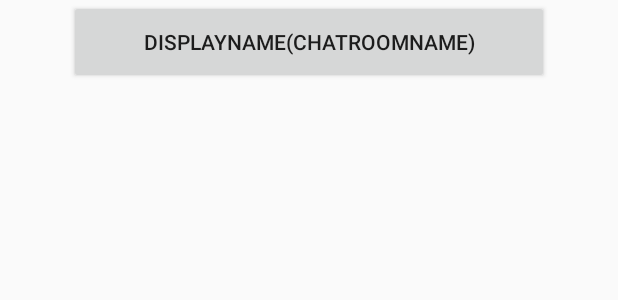
After one commit to Hieuvphan/Hugbundarverkefni2_Android, an Android app: the layout chatroom_list_item.xml on its own in the app's theme, with its tools: preview values and no code run, on a phone screen of 412 x 824 dp. The commit adds this screen. Shown: the top 300 px of the screen. Run offline under Robolectric (Android 15) with nearby library versions, the phone set to English and light mode, and no system bars; network calls fail.

Commit message:
view my chatrooms virkni

```diff
--- a/VeryWowChat/app/src/main/AndroidManifest.xml
+++ b/VeryWowChat/app/src/main/AndroidManifest.xml
@@ -30,6 +30,7 @@
         <activity android:name=".HomeActivity" />
         <activity android:name=".CreateChatroomActivity" />
         <activity android:name=".ChatroomInviteActivity" />
+        <activity android:name=".MyChatroomsActivity" />
     </application>
 
 </manifest>
--- a/VeryWowChat/app/src/main/res/layout/activity_chat_room_message.xml
+++ b/VeryWowChat/app/src/main/res/layout/activity_chat_room_message.xml
@@ -63,4 +63,4 @@
             android:focusable="true" />
 
     </LinearLayout>
-</android.support.constraint.ConstraintLayout>
+    </android.support.constraint.ConstraintLayout>
--- /dev/null
+++ b/VeryWowChat/app/src/main/res/layout/chatroom_list_item.xml
@@ -0,0 +1,22 @@
+<?xml version="1.0" encoding="utf-8"?>
+<android.support.constraint.ConstraintLayout
+    xmlns:android="http://schemas.android.com/apk/res/android"
+    xmlns:app="http://schemas.android.com/apk/res-auto"
+    xmlns:tools="http://schemas.android.com/tools"
+    android:layout_width="match_parent"
+    android:layout_height="wrap_content">
+
+    <Button
+        android:id="@+id/btn_manage_chatroom"
+        android:layout_width="320dp"
+        android:layout_height="56dp"
+        android:layout_marginStart="8dp"
+        android:layout_marginLeft="8dp"
+        android:layout_marginEnd="8dp"
+        android:layout_marginRight="8dp"
+        android:text="DisplayName(ChatroomName)"
+        app:layout_constraintEnd_toEndOf="parent"
+        app:layout_constraintStart_toStartOf="parent"
+        app:layout_constraintTop_toTopOf="parent" />
+
+</android.support.constraint.ConstraintLayout>
--- a/VeryWowChat/app/src/main/res/values/strings.xml
+++ b/VeryWowChat/app/src/main/res/values/strings.xml
@@ -25,8 +25,9 @@
 
     <string name="chatroomMSG_Actvity_text">Enter Message</string>
     <string name="chatroomMSG_Actvity_sendBTN">Submit Text Message</string>
+    <string name="my_chatrooms">My Chatrooms</string>
 
 
->>>>>>> e0fbbb29ceaddd6e26d2b0ad74cec163ddd3a3ff
+    >>>>>>> e0fbbb29ceaddd6e26d2b0ad74cec163ddd3a3ff
 
 </resources>
```
Also changed, not shown: VeryWowChat/app/src/main/java/hi/hugbo/verywowchat/Adapters/ChatroomItemAdapter.java (added, +104 -0 lines), VeryWowChat/app/src/main/java/hi/hugbo/verywowchat/Models/ChatroomServiceImplementation.java (+54 -3 lines), VeryWowChat/app/src/main/java/hi/hugbo/verywowchat/controllers/HomeActivity.java (+10 -0 lines), VeryWowChat/app/src/main/java/hi/hugbo/verywowchat/controllers/MyChatroomsActivity.java (added, +79 -0 lines), VeryWowChat/app/src/main/java/hi/hugbo/verywowchat/entities/Chatroom.java (+6 -2 lines), VeryWowChat/app/src/main/res/layout/activity_home.xml (+14 -0 lines), VeryWowChat/app/src/main/res/layout/chatroom_list.xml (added, +17 -0 lines).
